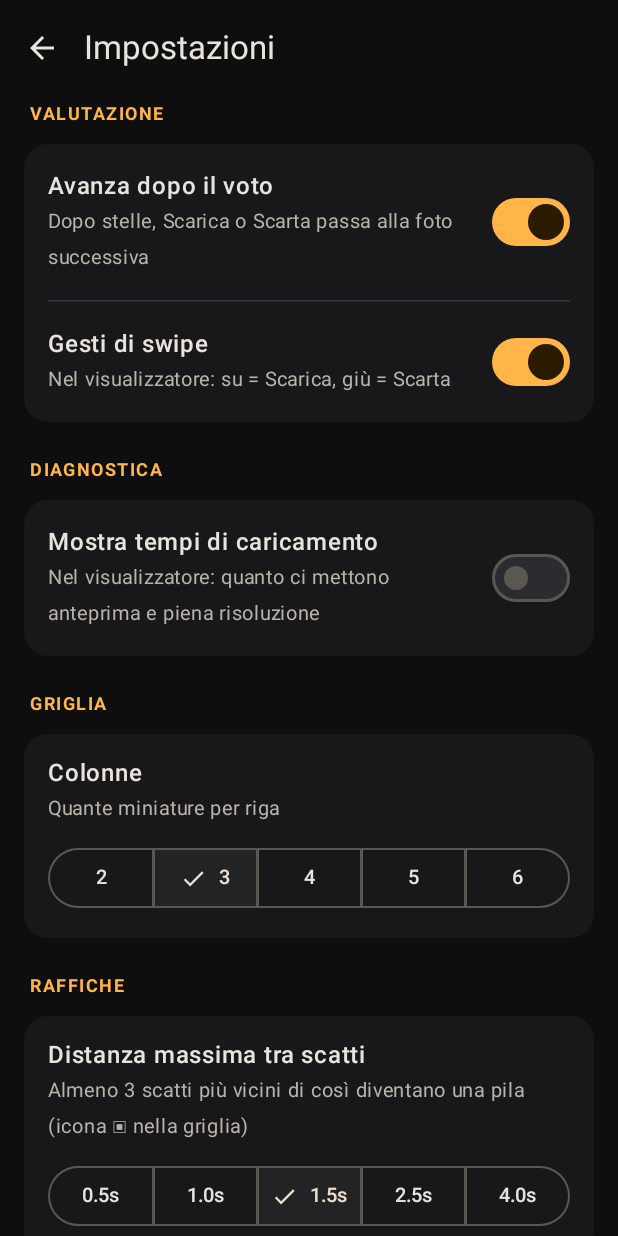
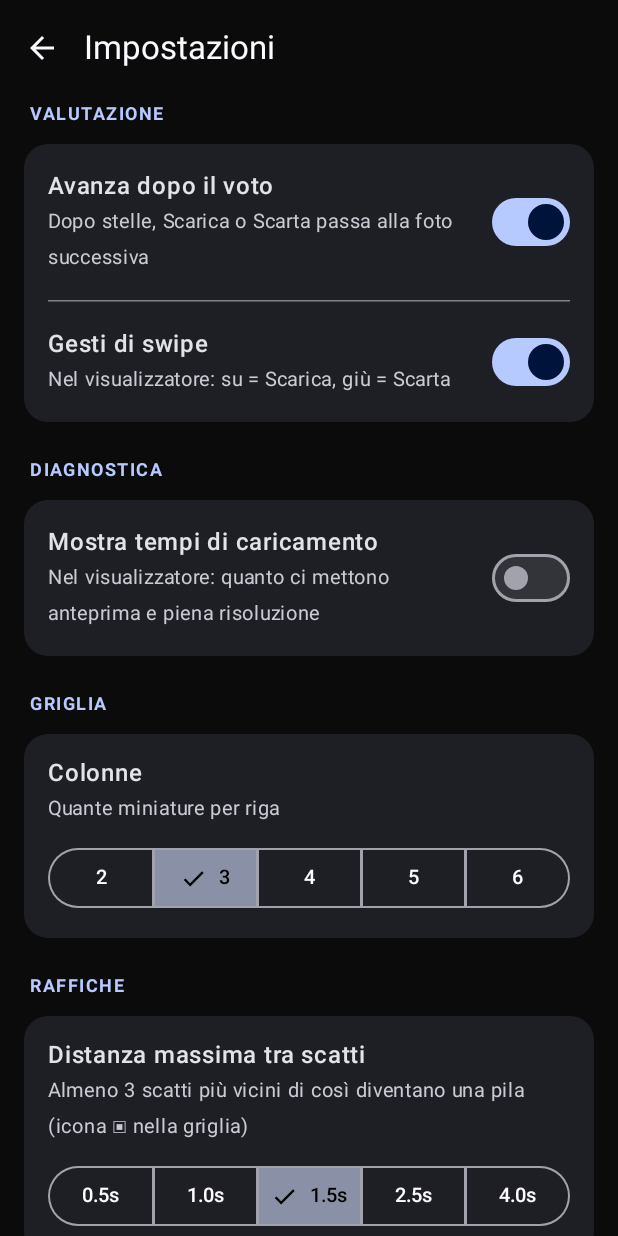
Before and after one commit to HSteex/raw-viewer, an Android app built with Jetpack Compose: the screen it shows after launch (MainActivity), after a tap on "Impostazioni", on a phone screen of 412 x 824 dp. Run offline under Robolectric (Android 15) with nearby library versions, the phone set to English and light mode, and no system bars; libraries missing offline, so code that uses them is left out: dev.chrisbanes.haze, me.saket.telephoto; 2 statements that could not run were skipped.

Commit message:
Redesign (in corso): tema Material You e libreria Haze per il vetro opaco
- Colori dinamici dallo sfondo (Android 12+) con ripiego sull'ambra; impostazione dynamicColor.
- Haze 1.2.2 (allineata a Compose 1.7.6 / Kotlin 2.1.0) e stili frosted()/frostedDark().
- Accent/Surface1/Surface2 diventano colori del tema.

Co-Authored-By: Claude Opus 5.5 <noreply@anthropic.com>
Claude-Session: https://claude.ai/code/session_01V2cmEmcPYRcFSA6UP3TNvF

```diff
--- a/app/build.gradle.kts
+++ b/app/build.gradle.kts
@@ -90,4 +90,8 @@ dependencies {
     implementation("me.saket.telephoto:zoomable:0.15.1")
     implementation("me.saket.telephoto:sub-sampling-image:0.15.1")
     implementation("com.squareup.okio:okio:3.9.1")
+
+    // Vetro opaco (sfocatura di ciò che sta dietro barre e pannelli). 1.2.2 = Compose 1.7.6 / Kotlin 2.1.0
+    implementation("dev.chrisbanes.haze:haze:1.2.2")
+    implementation("dev.chrisbanes.haze:haze-materials:1.2.2")
 }
--- a/app/src/main/java/com/hsteex/rawviewer/MainActivity.kt
+++ b/app/src/main/java/com/hsteex/rawviewer/MainActivity.kt
@@ -21,8 +21,10 @@ class MainActivity : ComponentActivity() {
         super.onCreate(savedInstanceState)
         enableEdgeToEdge()
         setContent {
-            RawTheme {
-                AppRoot(viewModel())
+            val vm: MainViewModel = viewModel()
+            val dynamic by vm.prefs.dynamicColor.collectAsStateWithLifecycle()
+            RawTheme(dynamic = dynamic) {
+                AppRoot(vm)
             }
         }
     }
--- a/app/src/main/java/com/hsteex/rawviewer/data/Prefs.kt
+++ b/app/src/main/java/com/hsteex/rawviewer/data/Prefs.kt
@@ -32,6 +32,10 @@ class Prefs(context: Context) {
     private val _focus = MutableStateFlow(sp.getBoolean("focus", false))
     val showFocus: StateFlow<Boolean> = _focus.asStateFlow()
 
+    private val _dynamicColor = MutableStateFlow(sp.getBoolean("dynamicColor", true))
+    /** Material You: colori presi dallo sfondo del telefono (Android 12+). */
+    val dynamicColor: StateFlow<Boolean> = _dynamicColor.asStateFlow()
+
     private val _importFormat = MutableStateFlow(
         runCatching { ImportFormat.valueOf(sp.getString("importFormat", null) ?: "JPEG") }.getOrDefault(ImportFormat.JPEG)
     )
@@ -49,6 +53,7 @@ class Prefs(context: Context) {
     fun setShowHistogram(v: Boolean) { _histogram.value = v; sp.edit().putBoolean("histogram", v).apply() }
     fun setShowClipping(v: Boolean) { _clipping.value = v; sp.edit().putBoolean("clipping", v).apply() }
     fun setShowFocus(v: Boolean) { _focus.value = v; sp.edit().putBoolean("focus", v).apply() }
+    fun setDynamicColor(v: Boolean) { _dynamicColor.value = v; sp.edit().putBoolean("dynamicColor", v).apply() }
     fun setShowTimings(v: Boolean) { _timings.value = v; sp.edit().putBoolean("timings", v).apply() }
     fun setImportFormat(v: ImportFormat) { _importFormat.value = v; sp.edit().putString("importFormat", v.name).apply() }
 }
--- a/app/src/main/java/com/hsteex/rawviewer/ui/BrowserScreen.kt
+++ b/app/src/main/java/com/hsteex/rawviewer/ui/BrowserScreen.kt
@@ -548,6 +548,7 @@ private fun SheetSection(title: String, content: @Composable () -> Unit) {
 }
 
 /** Colore del filtro: lo stesso dei segni nella griglia (✓ verde, ✗ rosso, scaricate blu). */
+@Composable
 private fun FlagFilter.color(): Color = when (this) {
     FlagFilter.ALL -> Accent
     FlagFilter.UNRATED -> Color(0xFFE8E3DC)
--- a/app/src/main/java/com/hsteex/rawviewer/ui/Theme.kt
+++ b/app/src/main/java/com/hsteex/rawviewer/ui/Theme.kt
@@ -1,43 +1,102 @@
 package com.hsteex.rawviewer.ui
 
+import android.os.Build
+import androidx.compose.foundation.shape.RoundedCornerShape
 import androidx.compose.material3.MaterialTheme
+import androidx.compose.material3.Shapes
 import androidx.compose.material3.darkColorScheme
+import androidx.compose.material3.dynamicDarkColorScheme
 import androidx.compose.runtime.Composable
+import androidx.compose.runtime.ReadOnlyComposable
 import androidx.compose.ui.graphics.Color
+import androidx.compose.ui.platform.LocalContext
+import androidx.compose.ui.unit.dp
+import dev.chrisbanes.haze.HazeStyle
+import dev.chrisbanes.haze.HazeTint
 
-val Accent = Color(0xFFFFB547)
+// Colori con un significato: restano fissi anche con Material You (✓ verde, ✗ rosso, stelle, scaricate).
 val PickGreen = Color(0xFF4CD964)
 val RejectRed = Color(0xFFFF5A52)
 val StarYellow = Color(0xFFFFCC33)
 val DownloadedBlue = Color(0xFF5AB0FF)
-val Bg = Color(0xFF0E0E0F)
-val Surface1 = Color(0xFF18181A)
-val Surface2 = Color(0xFF232326)
 
-private val scheme = darkColorScheme(
-    primary = Accent,
+/** Ambra dell'app, usata quando i colori dinamici sono spenti o non disponibili (Android < 12). */
+private val Amber = Color(0xFFFFB547)
+
+// Colori di tema: con Material You arrivano dallo sfondo del telefono.
+val Accent: Color
+    @Composable @ReadOnlyComposable get() = MaterialTheme.colorScheme.primary
+val Surface1: Color
+    @Composable @ReadOnlyComposable get() = MaterialTheme.colorScheme.surfaceContainer
+val Surface2: Color
+    @Composable @ReadOnlyComposable get() = MaterialTheme.colorScheme.surfaceContainerHigh
+
+private val staticScheme = darkColorScheme(
+    primary = Amber,
     onPrimary = Color(0xFF2A1A00),
     primaryContainer = Color(0xFF4A3200),
     onPrimaryContainer = Color(0xFFFFDDB0),
     secondary = Color(0xFFD6C3A8),
-    secondaryContainer = Surface2,
+    onSecondary = Color(0xFF3A2E1C),
+    secondaryContainer = Color(0xFF3A3024),
     onSecondaryContainer = Color(0xFFEDE0CF),
-    background = Bg,
+    tertiary = Color(0xFFB4CFA8),
+    tertiaryContainer = Color(0xFF2E4426),
+    onTertiaryContainer = Color(0xFFD0EBC3),
+    background = Color(0xFF0E0E0F),
     onBackground = Color(0xFFE8E3DC),
-    surface = Bg,
+    surface = Color(0xFF0E0E0F),
     onSurface = Color(0xFFE8E3DC),
-    surfaceVariant = Surface2,
+    surfaceVariant = Color(0xFF232326),
     onSurfaceVariant = Color(0xFFB9B2A8),
-    surfaceContainer = Surface1,
-    surfaceContainerHigh = Surface2,
+    surfaceContainerLowest = Color(0xFF09090A),
+    surfaceContainerLow = Color(0xFF141416),
+    surfaceContainer = Color(0xFF18181A),
+    surfaceContainerHigh = Color(0xFF232326),
     surfaceContainerHighest = Color(0xFF2C2C30),
-    surfaceContainerLow = Color(0xFF141416),
     outline = Color(0xFF5A5650),
     outlineVariant = Color(0xFF38363A),
     error = RejectRed,
 )
 
+private val shapes = Shapes(
+    extraSmall = RoundedCornerShape(8.dp),
+    small = RoundedCornerShape(12.dp),
+    medium = RoundedCornerShape(16.dp),
+    large = RoundedCornerShape(24.dp),
+    extraLarge = RoundedCornerShape(32.dp),
+)
+
+/** Tema scuro (scelta dell'utente). [dynamic]: Material You, colori dallo sfondo (Android 12+). */
 @Composable
-fun RawTheme(content: @Composable () -> Unit) {
-    MaterialTheme(colorScheme = scheme, content = content)
+fun RawTheme(dynamic: Boolean = true, content: @Composable () -> Unit) {
+    val scheme = if (dynamic && Build.VERSION.SDK_INT >= 31) {
+        // sfondo quasi nero: le foto si giudicano meglio su un fondo neutro
+        dynamicDarkColorScheme(LocalContext.current).copy(background = Color(0xFF0B0B0C), surface = Color(0xFF0B0B0C))
+    } else staticScheme
+    MaterialTheme(colorScheme = scheme, shapes = shapes, content = content)
 }
+
+/**
+ * Vetro opaco per barre e pannelli sopra le foto: sfoca ciò che c'è dietro e lo tinge col colore di superficie.
+ * Sotto Android 12 Haze usa da solo una tinta piena come ripiego.
+ */
+@Composable
+fun frosted(strength: Float = 0.62f): HazeStyle {
+    val base = MaterialTheme.colorScheme.surfaceContainer
+    return HazeStyle(
+        backgroundColor = MaterialTheme.colorScheme.background,
+        tint = HazeTint(base.copy(alpha = strength)),
+        blurRadius = 24.dp,
+        noiseFactor = 0.08f,
+    )
+}
+
+/** Variante per il visualizzatore: tinta scura neutra, così non altera i colori percepiti della foto. */
+@Composable
+fun frostedDark(strength: Float = 0.45f): HazeStyle = HazeStyle(
+    backgroundColor = Color.Black,
+    tint = HazeTint(Color.Black.copy(alpha = strength)),
+    blurRadius = 28.dp,
+    noiseFactor = 0.05f,
+)
--- a/app/src/main/java/com/hsteex/rawviewer/ui/ViewerScreen.kt
+++ b/app/src/main/java/com/hsteex/rawviewer/ui/ViewerScreen.kt
@@ -646,6 +646,7 @@ private fun afFraction(m: PhotoMeta?): Offset? {
 @Composable
 private fun AnalysisOverlay(r: Rect, clip: ImageBitmap?, focus: ImageBitmap?, af: Offset?) {
     if (r.isEmpty || (clip == null && focus == null && af == null)) return
+    val afColor = Accent
     Canvas(Modifier.fillMaxSize()) {
         val dstOff = IntOffset(r.left.roundToInt(), r.top.roundToInt())
         val dstSize = IntSize(r.width.roundToInt(), r.height.roundToInt())
@@ -657,7 +658,7 @@ private fun AnalysisOverlay(r: Rect, clip: ImageBitmap?, focus: ImageBitmap?, af
             val half = (minOf(r.width, r.height) * 0.04f).coerceIn(14.dp.toPx(), 60.dp.toPx())
             val stroke = Stroke(width = 2.dp.toPx())
             drawRect(Color.Black.copy(alpha = 0.5f), Offset(c.x - half, c.y - half), Size(half * 2, half * 2), style = Stroke(4.dp.toPx()))
-            drawRect(Accent, Offset(c.x - half, c.y - half), Size(half * 2, half * 2), style = stroke)
+            drawRect(afColor, Offset(c.x - half, c.y - half), Size(half * 2, half * 2), style = stroke)
         }
     }
 }
```
